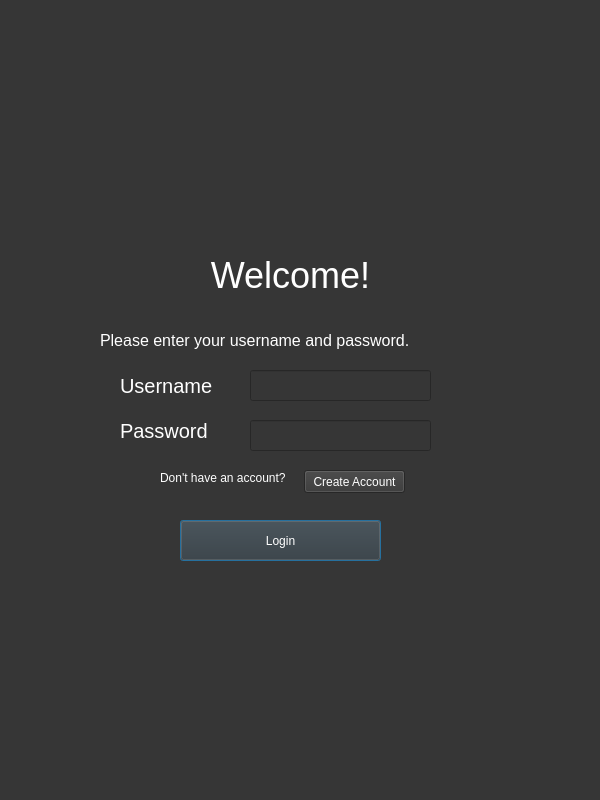
First picture: the form in UI files/login.ui, repository DataChefBoyardee/Database-Design-FP, before the edit.
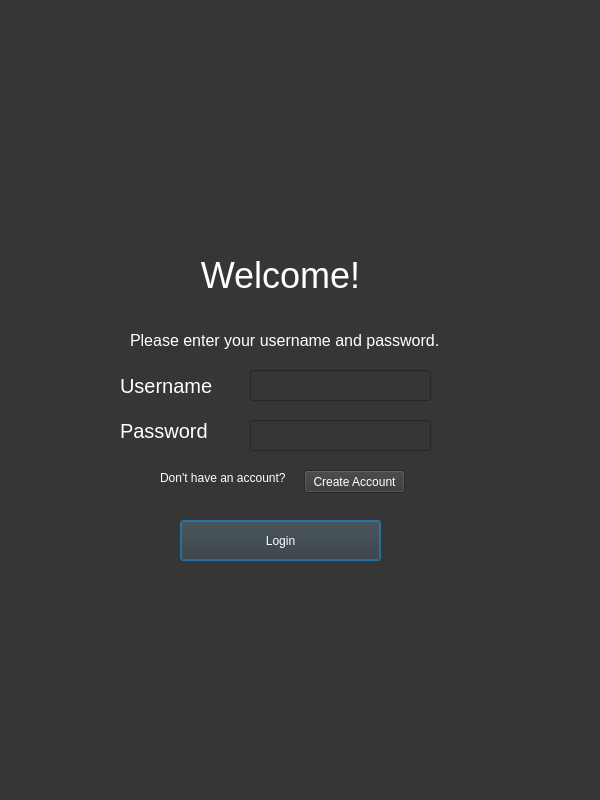
Second picture: the form after the edit.

Patch:
```diff
--- a/UI files/login.ui
+++ b/UI files/login.ui
@@ -38,7 +38,7 @@
   <widget class="QLabel" name="label">
    <property name="geometry">
     <rect>
-     <x>100</x>
+     <x>130</x>
      <y>330</y>
      <width>401</width>
      <height>21</height>
@@ -70,7 +70,7 @@
   <widget class="QLabel" name="greeting">
    <property name="geometry">
     <rect>
-     <x>180</x>
+     <x>170</x>
      <y>250</y>
      <width>221</width>
      <height>51</height>
```
